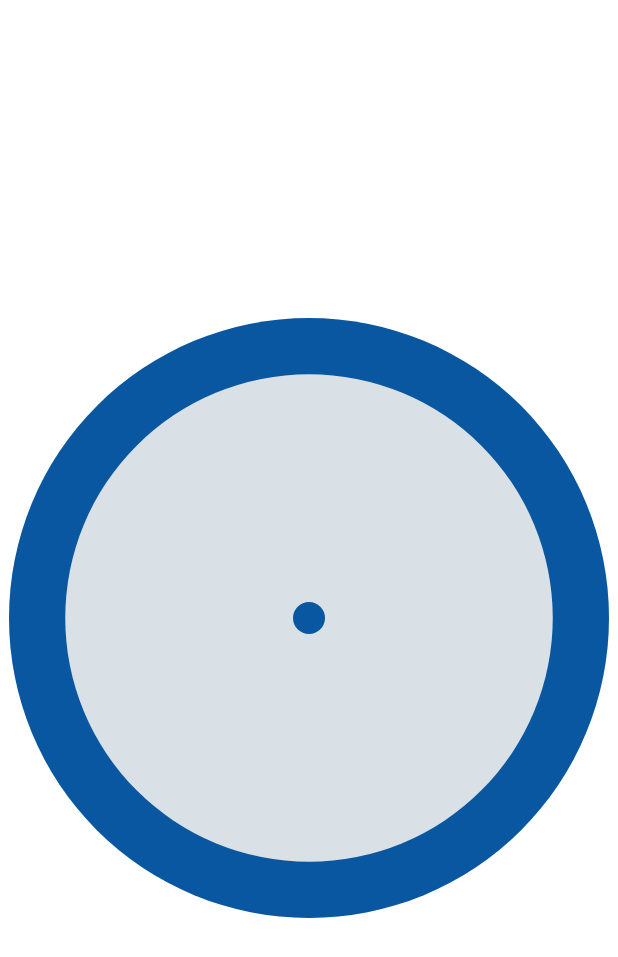
After one commit to Open-Sourcers/DocLink_Flutter, a Flutter app: the CustomSuccessView screen opened by its route, on a phone screen of 412 x 824 dp. The commit adds this screen. Shown: the top 957 px of the screen. Run offline on Flutter 3.47's test engine with Material 3 defaults, Android fonts, the phone set to English and light mode, and no system bars; our stand-ins replace awesome_dialog, dartz, dio, flutter_bloc, flutter_screenutil, flutter_svg and 6 more.

Commit message:
create success view and auth feature done done done

```diff
--- /dev/null
+++ b/lib/core/common/views/custom_success_view.dart
@@ -0,0 +1,44 @@
+import 'dart:async';
+
+import 'package:doc_link_project/core/utils/app_images.dart';
+import 'package:doc_link_project/core/utils/app_router.dart';
+import 'package:flutter/material.dart';
+import 'package:go_router/go_router.dart';
+import 'package:lottie/lottie.dart';
+
+class CustomSuccessView extends StatefulWidget {
+  const CustomSuccessView({super.key});
+
+  @override
+  State<CustomSuccessView> createState() => _CustomSuccessViewState();
+}
+
+class _CustomSuccessViewState extends State<CustomSuccessView> {
+  void navigationMethod() {
+    Timer(
+      const Duration(seconds: 2),
+      () {
+        GoRouter.of(context).pushReplacement(AppRouter.loginView);
+      },
+    );
+  }
+
+  @override
+  void dispose() {
+    super.dispose();
+  }
+  @override
+  void initState() {
+    super.initState();
+    navigationMethod();
+  }
+
+  @override
+  Widget build(BuildContext context) {
+    return Scaffold(
+      body: Center(
+        child: Lottie.asset(AppImages.animationsAnimatedSuccessIcon),
+      ),
+    );
+  }
+}
--- a/lib/core/utils/app_images.dart
+++ b/lib/core/utils/app_images.dart
@@ -4,13 +4,15 @@ class AppImages {
 
   /// Assets for animationsAnimatedHart
   /// assets/animations/animated_hart.json
-  static const String animationsAnimatedHart =
-      "assets/animations/animated_hart.json";
+  static const String animationsAnimatedHart = "assets/animations/animated_hart.json";
+
+  /// Assets for animationsAnimatedSuccessIcon
+  /// assets/animations/animated_success_icon.json
+  static const String animationsAnimatedSuccessIcon = "assets/animations/animated_success_icon.json";
 
   /// Assets for animationsLoadingIcon
   /// assets/animations/loading_icon.json
-  static const String animationsLoadingIcon =
-      "assets/animations/loading_icon.json";
+  static const String animationsLoadingIcon = "assets/animations/loading_icon.json";
 
   /// Assets for imagesAppLogo
   /// assets/images/app_logo.png
--- a/lib/core/utils/app_router.dart
+++ b/lib/core/utils/app_router.dart
@@ -1,3 +1,4 @@
+import 'package:doc_link_project/core/common/views/custom_success_view.dart';
 import 'package:doc_link_project/features/auth/presentation/views/forget_password_view.dart';
 import 'package:doc_link_project/features/auth/presentation/views/login_view.dart';
 import 'package:doc_link_project/features/auth/presentation/views/register_view.dart';
@@ -12,6 +13,7 @@ abstract class AppRouter {
   static String registerView = '/registerView';
   static String forgetPasswordView = '/forgetPasswordView';
   static String verificationView = '/verificationView';
+  static String customSuccessView = '/customSuccessView';
 
   static final router = GoRouter(
     routes: [
@@ -39,6 +41,10 @@ abstract class AppRouter {
         path: verificationView,
         builder: (context, state) => const VerificaitionEmailView(),
       ),
+      GoRoute(
+        path: customSuccessView,
+        builder: (context, state) => const CustomSuccessView(),
+      ),
     ],
   );
 }
--- a/lib/features/auth/data/repo/forget_password_repo_impl.dart
+++ b/lib/features/auth/data/repo/forget_password_repo_impl.dart
@@ -23,6 +23,9 @@ class ForgetPasswordRepoImpl implements ForgetPasswordRepo {
       final response = await dioConsumer.post(EndPoints.forgetPassword, data: {
         ApiKeys.email: email,
       });
+      if (response == null) {
+        return left(S.of(context).authError);
+      }
       AuthModel authModel = AuthModel.fromJson(response);
       if (authModel.statusCode == 200) {
         return right(authModel);
--- a/lib/features/auth/presentation/views/widgets/forget_password_widgets/custom_reset_password_button_bloc_consumer.dart
+++ b/lib/features/auth/presentation/views/widgets/forget_password_widgets/custom_reset_password_button_bloc_consumer.dart
@@ -21,8 +21,7 @@ class CustomResetPasswordButtonBlocConsumer extends StatelessWidget {
           customBottomToastMessage(context,
               msg: state.errorMessage, type: ToastMessageType.error);
         } else if (state is ResetPasswordSuccess) {
-          //TODO: navigate to successfull view
-          GoRouter.of(context).push(AppRouter.onboarding);
+          GoRouter.of(context).pushReplacement(AppRouter.customSuccessView);
         }
       },
       builder: (context, state) {
--- a/lib/features/auth/presentation/views/widgets/login_widgets/forget_password_button.dart
+++ b/lib/features/auth/presentation/views/widgets/login_widgets/forget_password_button.dart
@@ -14,7 +14,7 @@ class ForgetPasswordButton extends StatelessWidget {
   Widget build(BuildContext context) {
     return GestureDetector(
       onTap: () {
-        GoRouter.of(context).push(AppRouter.forgetPasswordView);
+        GoRouter.of(context).pushReplacement(AppRouter.forgetPasswordView);
       },
       child: Container(
         width: double.infinity,
```
Also changed, not shown: assets/animations/animated_success_icon.json (added, +1 -0 lines).
